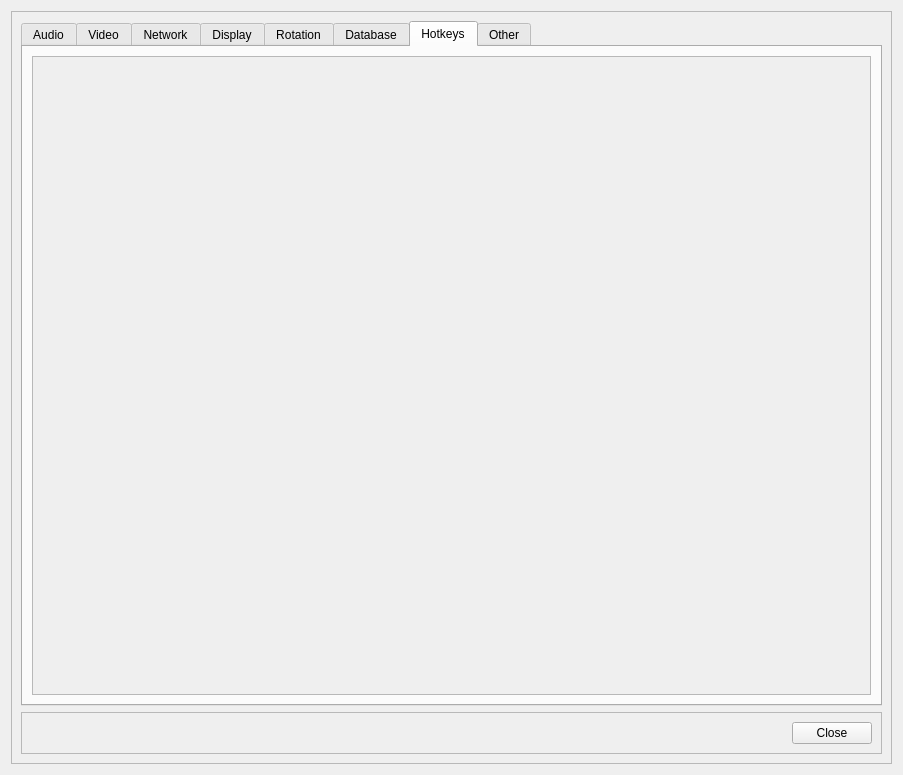
Before: the Qt Designer form OpenKJ/dlgsettings.ui in OpenKJ/OpenKJ, drawn with Qt 5.
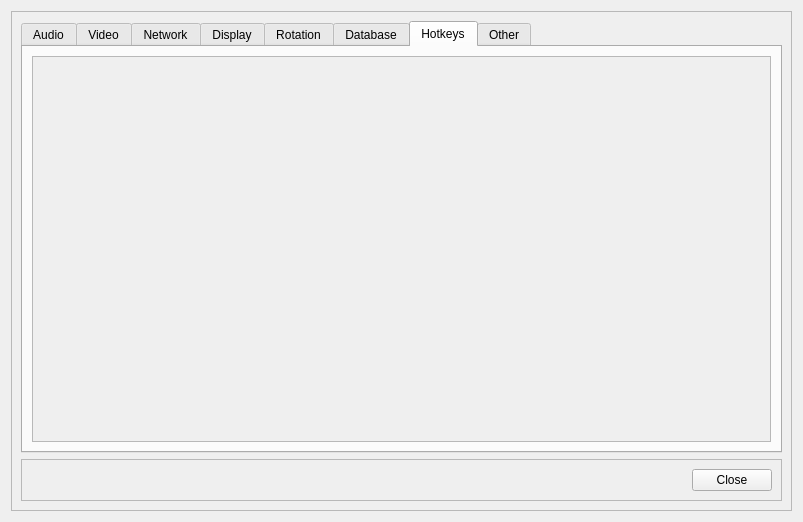
After: the same form once the commit is applied. Icons and pictures are not drawn.

Commit message: Fix default settings window size.  Was accidentally messed up in last commit.

Patch:
```diff
--- a/OpenKJ/dlgsettings.ui
+++ b/OpenKJ/dlgsettings.ui
@@ -9,8 +9,8 @@
    <rect>
     <x>0</x>
     <y>0</y>
-    <width>903</width>
-    <height>775</height>
+    <width>803</width>
+    <height>522</height>
    </rect>
   </property>
   <property name="windowTitle">
@@ -1506,8 +1506,8 @@
                 <rect>
                  <x>0</x>
                  <y>0</y>
-                 <width>839</width>
-                 <height>623</height>
+                 <width>739</width>
+                 <height>370</height>
                 </rect>
                </property>
                <layout class="QVBoxLayout" name="verticalLayout_28">
```
The commit also changes 1 other file.
